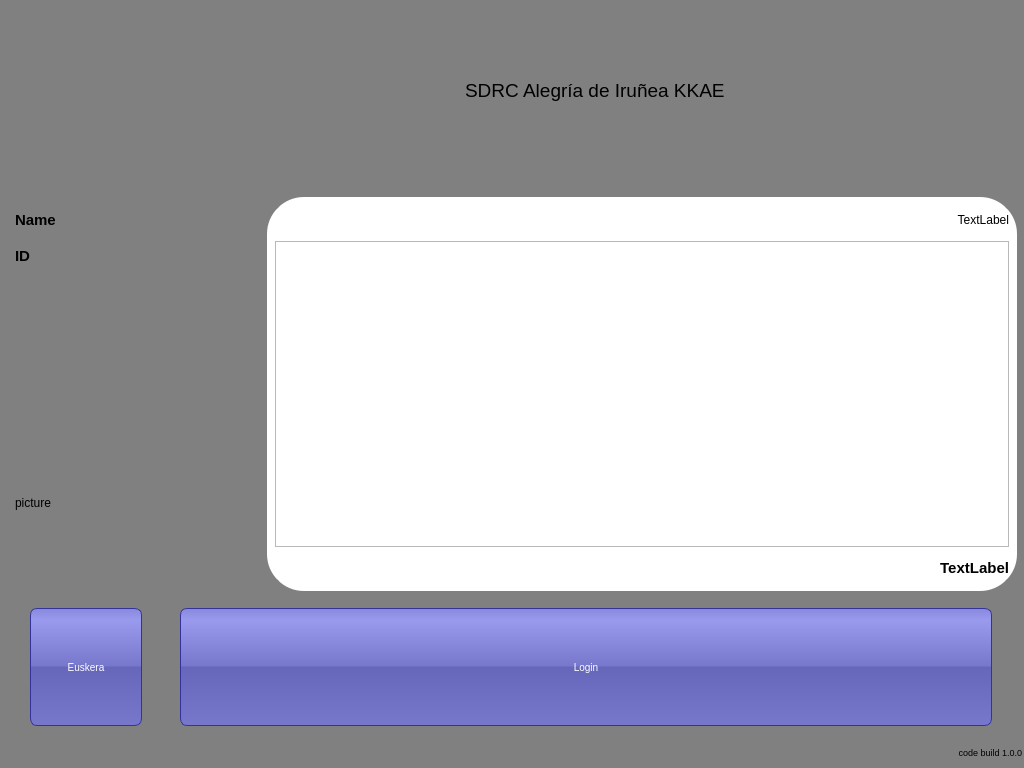
The window that penyamanager/user/loginwindow.ui (eguzki/penyamanager) describes before a commit, drawn with Qt 5.
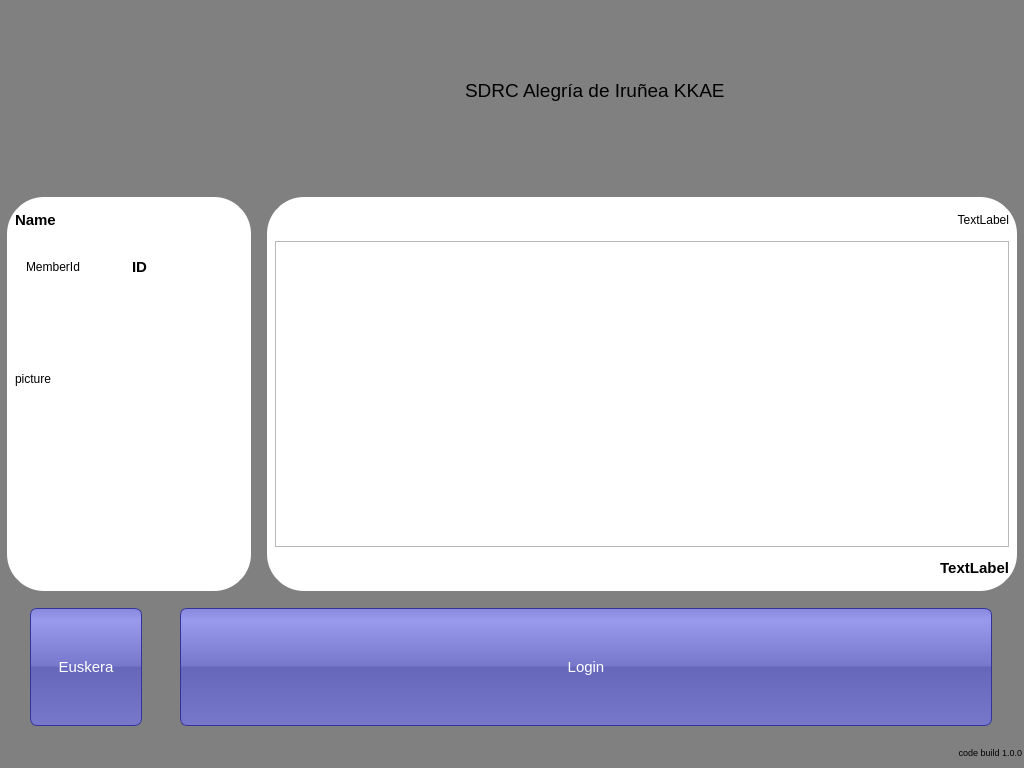
The same window after the commit. Icons and pictures are not drawn.

Commit message: userId and password input window

What changed in the file:
```diff
--- a/penyamanager/user/loginwindow.ui
+++ b/penyamanager/user/loginwindow.ui
@@ -38,7 +38,7 @@
 border-style: solid;
 border-radius: 7;
 padding: 3px;
-font-size: 10px;
+font-size: 15px;
 padding-left: 5px;
 padding-right: 5px;
 min-width: 50px;
@@ -55,7 +55,7 @@
 border-style: solid;
 border-radius: 7;
 padding: 3px;
-font-size: 10px;
+font-size: 15px;
 padding-left: 5px;
 padding-right: 5px;
 min-width: 50px;
@@ -70,6 +70,12 @@
 background: white;
 }
 
+#lastMemberWidget {
+border: 3px solid gray;
+border-radius: 40px;
+background: white;
+}
+
 #memberIdLabel {
 font-weight: bold;
 font-size: 15px;
@@ -78,6 +84,7 @@
 #memberNameLabel {
 font-weight: bold;
 font-size: 15px;
+qproperty-alignment: AlignCenter;
 }
 
 #lastInvoiceTotalLabel {
@@ -233,21 +240,53 @@
           </widget>
          </item>
          <item>
-          <widget class="QLabel" name="memberIdLabel">
+          <widget class="QWidget" name="memberIdWidget" native="true">
+           <layout class="QHBoxLayout" name="horizontalLayout_3">
+            <item>
+             <widget class="QLabel" name="memberIdFixedLabel">
+              <property name="text">
+               <string>MemberId</string>
+              </property>
+             </widget>
+            </item>
+            <item>
+             <widget class="QLabel" name="memberIdLabel">
+              <property name="minimumSize">
+               <size>
+                <width>0</width>
+                <height>30</height>
+               </size>
+              </property>
+              <property name="maximumSize">
+               <size>
+                <width>16777215</width>
+                <height>30</height>
+               </size>
+              </property>
+              <property name="text">
+               <string notr="true">ID</string>
+              </property>
+             </widget>
+            </item>
+           </layout>
+          </widget>
+         </item>
+         <item>
+          <widget class="QLabel" name="memberImageLabel">
            <property name="minimumSize">
             <size>
-             <width>0</width>
-             <height>30</height>
+             <width>160</width>
+             <height>160</height>
             </size>
            </property>
            <property name="maximumSize">
             <size>
-             <width>16777215</width>
-             <height>30</height>
+             <width>160</width>
+             <height>160</height>
             </size>
            </property>
            <property name="text">
-            <string notr="true">ID</string>
+            <string notr="true">picture</string>
            </property>
           </widget>
          </item>
@@ -264,25 +303,6 @@
            </property>
           </spacer>
          </item>
-         <item>
-          <widget class="QLabel" name="memberImageLabel">
-           <property name="minimumSize">
-            <size>
-             <width>160</width>
-             <height>160</height>
-            </size>
-           </property>
-           <property name="maximumSize">
-            <size>
-             <width>160</width>
-             <height>160</height>
-            </size>
-           </property>
-           <property name="text">
-            <string notr="true">picture</string>
-           </property>
-          </widget>
-         </item>
         </layout>
        </widget>
       </item>
```
The commit also changes 1 other file.
